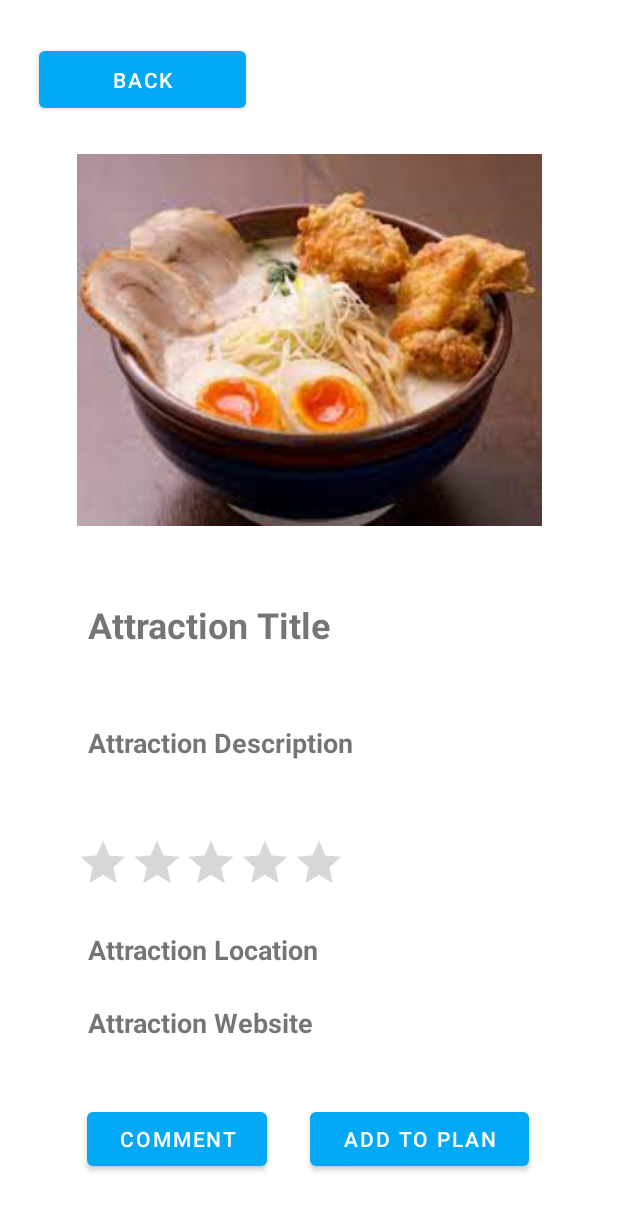
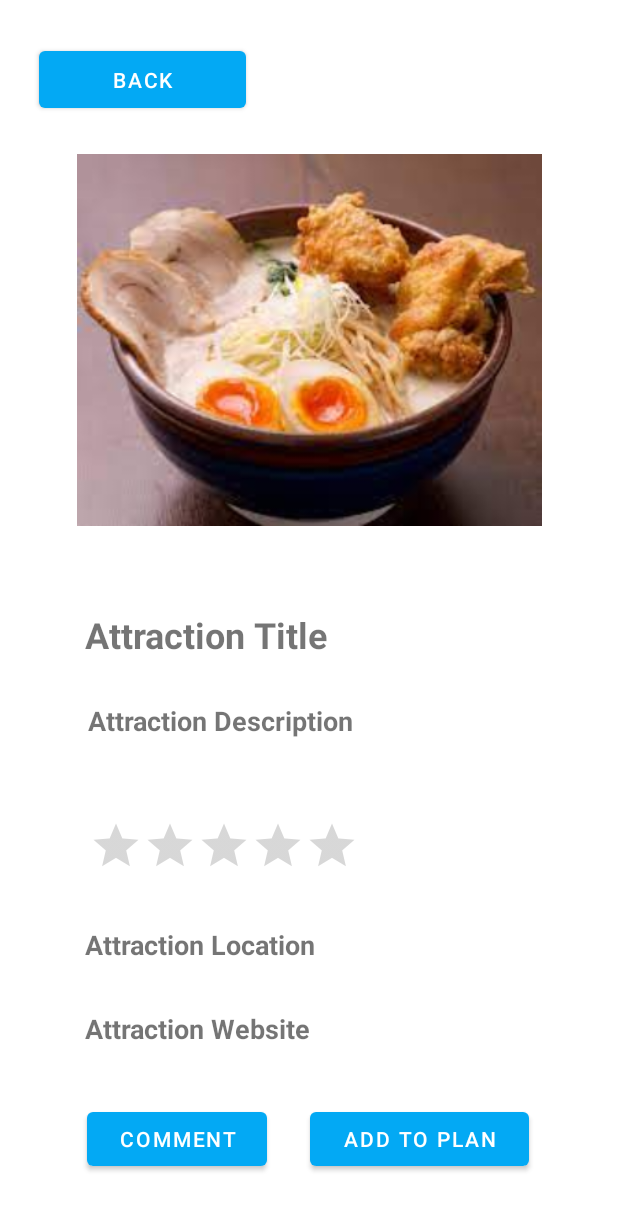
Before and after one commit to zayarhpounmyint/ANDE-CA2, an Android app: the layout attraction_details_activity.xml on its own in the app's theme, with its tools: preview values and no code run, on a phone screen of 412 x 824 dp. Shown: the top 1210 px of the screen. Run offline under Robolectric (Android 15) with nearby library versions, the light colour scheme and no system bars.

Commit message:
styling done + minor bug fix

```diff
--- a/app/src/main/java/com/example/helloworld/AttractionDetailsActivity.java
+++ b/app/src/main/java/com/example/helloworld/AttractionDetailsActivity.java
@@ -1,6 +1,7 @@
 package com.example.helloworld;
 
 import android.content.Intent;
+import android.graphics.Color;
 import android.os.Bundle;
 import android.widget.ImageView;
 import android.widget.RatingBar;
@@ -68,10 +69,11 @@ public class AttractionDetailsActivity extends AppCompatActivity {
         ratingBar.setRating(starRating);
 
         TextView textDetailsLocation = findViewById(R.id.textDetailsLocation);
-        textDetailsLocation.setText(location);
+        textDetailsLocation.setText("Location: " + location);
 
         TextView textDetailsWebsite = findViewById(R.id.textDetailsWebsite);
         textDetailsWebsite.setText(website);
+        textDetailsWebsite.setTextColor(Color.parseColor("#16b1e9"));
 
 
         //add to list button
--- a/app/src/main/java/com/example/helloworld/CommentActivity.java
+++ b/app/src/main/java/com/example/helloworld/CommentActivity.java
@@ -38,11 +38,6 @@ public class CommentActivity extends AppCompatActivity {
         // Initialize session manager
         sessionManager = new SessionManager(this);
 
-        Button backButton = findViewById(R.id.backBtn);
-        backButton.setOnClickListener(v -> {
-            Intent intent = new Intent(CommentActivity.this, AttractionDetailsActivity.class);
-            startActivity(intent);
-        });
 
         recyclerViewComments = findViewById(R.id.recyclerViewComments);
         commentInput = findViewById(R.id.commentInput);
@@ -68,6 +63,13 @@ public class CommentActivity extends AppCompatActivity {
                 commentAdapter.notifyItemInserted(comments.size() - 1);
             }
         });
+
+        Button backButton = findViewById(R.id.backBtn);
+        backButton.setOnClickListener(v -> {
+            Intent intent = new Intent(CommentActivity.this, AttractionDetailsActivity.class);
+            intent.putExtra("id", attractionId);
+            startActivity(intent);
+        });
     }
 
     private void fetchUsername() {
--- a/app/src/main/res/layout/attraction_details_activity.xml
+++ b/app/src/main/res/layout/attraction_details_activity.xml
@@ -31,22 +31,22 @@
 
     <TextView
         android:id="@+id/textDetailsTitle"
-        android:layout_width="294dp"
-        android:layout_height="56dp"
+        android:layout_width="299dp"
+        android:layout_height="33dp"
         android:text="Attraction Title"
         android:textSize="24dp"
         android:textStyle="bold"
         app:layout_constraintBottom_toBottomOf="parent"
         app:layout_constraintEnd_toEndOf="parent"
-        app:layout_constraintHorizontal_bias="0.495"
         app:layout_constraintStart_toStartOf="parent"
         app:layout_constraintTop_toTopOf="parent"
-        app:layout_constraintVertical_bias="0.521" />
+        app:layout_constraintVertical_bias="0.514" />
+
 
     <TextView
         android:id="@+id/textDetailsDesc"
-        android:layout_width="294dp"
-        android:layout_height="62dp"
+        android:layout_width="293dp"
+        android:layout_height="51dp"
         android:text="Attraction Description"
         android:textSize="18dp"
         android:textStyle="bold"
@@ -55,8 +55,7 @@
         app:layout_constraintHorizontal_bias="0.495"
         app:layout_constraintStart_toStartOf="parent"
         app:layout_constraintTop_toTopOf="parent"
-        app:layout_constraintVertical_bias="0.633" />
-
+        app:layout_constraintVertical_bias="0.606" />
 
     <RatingBar
         android:id="@+id/ratingBar"
@@ -68,10 +67,10 @@
         android:stepSize="0.5"
         app:layout_constraintBottom_toBottomOf="parent"
         app:layout_constraintEnd_toEndOf="parent"
-        app:layout_constraintHorizontal_bias="0.217"
+        app:layout_constraintHorizontal_bias="0.256"
         app:layout_constraintStart_toStartOf="parent"
         app:layout_constraintTop_toTopOf="parent"
-        app:layout_constraintVertical_bias="0.718" />
+        app:layout_constraintVertical_bias="0.704" />
 
     <TextView
         android:id="@+id/textDetailsLocation"
@@ -82,10 +81,10 @@
         android:textStyle="bold"
         app:layout_constraintBottom_toBottomOf="parent"
         app:layout_constraintEnd_toEndOf="parent"
-        app:layout_constraintHorizontal_bias="0.495"
+        app:layout_constraintHorizontal_bias="0.478"
         app:layout_constraintStart_toStartOf="parent"
         app:layout_constraintTop_toTopOf="parent"
-        app:layout_constraintVertical_bias="0.787" />
+        app:layout_constraintVertical_bias="0.783" />
 
     <TextView
         android:id="@+id/textDetailsWebsite"
@@ -96,10 +95,10 @@
         android:textStyle="bold"
         app:layout_constraintBottom_toBottomOf="parent"
         app:layout_constraintEnd_toEndOf="parent"
-        app:layout_constraintHorizontal_bias="0.495"
+        app:layout_constraintHorizontal_bias="0.478"
         app:layout_constraintStart_toStartOf="parent"
         app:layout_constraintTop_toTopOf="parent"
-        app:layout_constraintVertical_bias="0.849" />
+        app:layout_constraintVertical_bias="0.854" />
 
     <Button
         android:id="@+id/addToPlanBtn"
```
